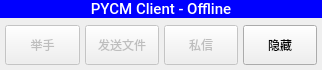
This is Client/UI/MainUI.ui in yang-zhongtian/PYCM as Qt 5 draws it before an edit. The edited form follows.
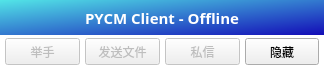
This is the edited form. Icons and pictures are not drawn.

The edit to the form file:
```diff
--- a/Client/UI/MainUI.ui
+++ b/Client/UI/MainUI.ui
@@ -6,7 +6,7 @@
    <rect>
     <x>0</x>
     <y>0</y>
-    <width>322</width>
+    <width>324</width>
     <height>70</height>
    </rect>
   </property>
@@ -29,9 +29,32 @@
    <iconset resource="../Resources.qrc">
     <normaloff>:/Core/Resources/Logo.png</normaloff>:/Core/Resources/Logo.png</iconset>
   </property>
-  <layout class="QVBoxLayout" name="verticalLayout_2" stretch="0,3">
+  <layout class="QVBoxLayout" name="verticalLayout">
    <property name="spacing">
-    <number>2</number>
+    <number>0</number>
+   </property>
+   <property name="leftMargin">
+    <number>0</number>
+   </property>
+   <property name="topMargin">
+    <number>0</number>
+   </property>
+   <property name="rightMargin">
+    <number>0</number>
+   </property>
+   <property name="bottomMargin">
+    <number>0</number>
+   </property>
+   <item>
+    <widget class="QWidget" name="Container" native="true">
+     <property name="styleSheet">
+      <string notr="true">#Container{
+	background-color: rgb(255, 255, 255);
+}</string>
+     </property>
+     <layout class="QVBoxLayout" name="verticalLayout_2">
+      <property name="spacing">
+       <number>0</number>
    </property>
    <property name="leftMargin">
     <number>0</number>
@@ -49,12 +72,14 @@
     <widget class="QLabel" name="title_label">
      <property name="font">
       <font>
-       <family>Roboto Medium</family>
+          <family>微软雅黑</family>
        <pointsize>11</pointsize>
+          <weight>75</weight>
+          <bold>true</bold>
       </font>
      </property>
      <property name="styleSheet">
-      <string notr="true">background-color: rgb(0, 0, 255);
+         <string notr="true">background-color: qlineargradient(spread:pad, x1:0, y1:0, x2:1, y2:1, stop:0 rgba(82, 229, 231, 255), stop:1 rgba(19, 12, 183, 255));
 color: rgb(255, 255, 255);</string>
      </property>
      <property name="text">
@@ -74,7 +99,7 @@
       <number>5</number>
      </property>
      <property name="topMargin">
-      <number>5</number>
+         <number>3</number>
      </property>
      <property name="rightMargin">
       <number>5</number>
@@ -93,6 +118,11 @@
          <verstretch>0</verstretch>
         </sizepolicy>
        </property>
+          <property name="font">
+           <font>
+            <family>微软雅黑</family>
+           </font>
+          </property>
        <property name="text">
         <string>举手</string>
        </property>
@@ -109,6 +139,11 @@
          <verstretch>0</verstretch>
         </sizepolicy>
        </property>
+          <property name="font">
+           <font>
+            <family>微软雅黑</family>
+           </font>
+          </property>
        <property name="text">
         <string>发送文件</string>
        </property>
@@ -125,6 +160,11 @@
          <verstretch>0</verstretch>
         </sizepolicy>
        </property>
+          <property name="font">
+           <font>
+            <family>微软雅黑</family>
+           </font>
+          </property>
        <property name="text">
         <string>私信</string>
        </property>
@@ -138,6 +178,11 @@
          <verstretch>0</verstretch>
         </sizepolicy>
        </property>
+          <property name="font">
+           <font>
+            <family>微软雅黑</family>
+           </font>
+          </property>
        <property name="text">
         <string>隐藏</string>
        </property>
@@ -147,6 +192,9 @@
    </item>
   </layout>
  </widget>
+   </item>
+  </layout>
+ </widget>
  <resources>
   <include location="../Resources.qrc"/>
  </resources>
```
Left out of the diff: 51 changed lines with no effect on the pictures. Lines whose indentation alone changed are shown as unchanged.
